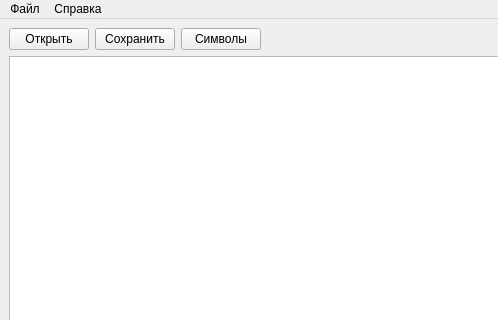
Old version of the form Lesson_3/mainwindow.ui in the repository YarikAlex/GUI_Lessons; both pictures show x 0 to 498 and y 0 to 320 of the 800 by 600 pixel window.
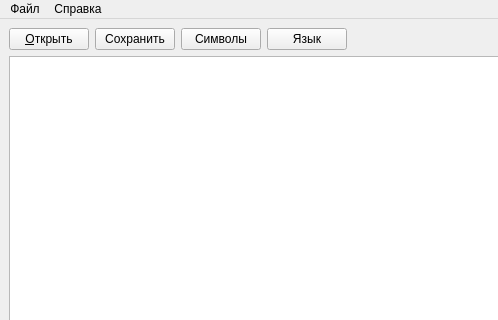
New version of the form.

Commit message: Added buttons and conecions for choosing a language.

Patch:
```diff
--- a/Lesson_3/mainwindow.ui
+++ b/Lesson_3/mainwindow.ui
@@ -20,7 +20,7 @@
       <item>
        <widget class="QPushButton" name="btn_open">
         <property name="text">
-         <string>Открыть</string>
+         <string>&amp;Открыть</string>
         </property>
        </widget>
       </item>
@@ -38,6 +38,13 @@
         </property>
        </widget>
       </item>
+      <item>
+       <widget class="QPushButton" name="btn_language">
+        <property name="text">
+         <string>Язык</string>
+        </property>
+       </widget>
+      </item>
       <item>
        <spacer name="horizontalSpacer">
         <property name="orientation">
```
Left out of the diff: 13 changed lines with no effect on the pictures. The commit also changes 2 other files.
